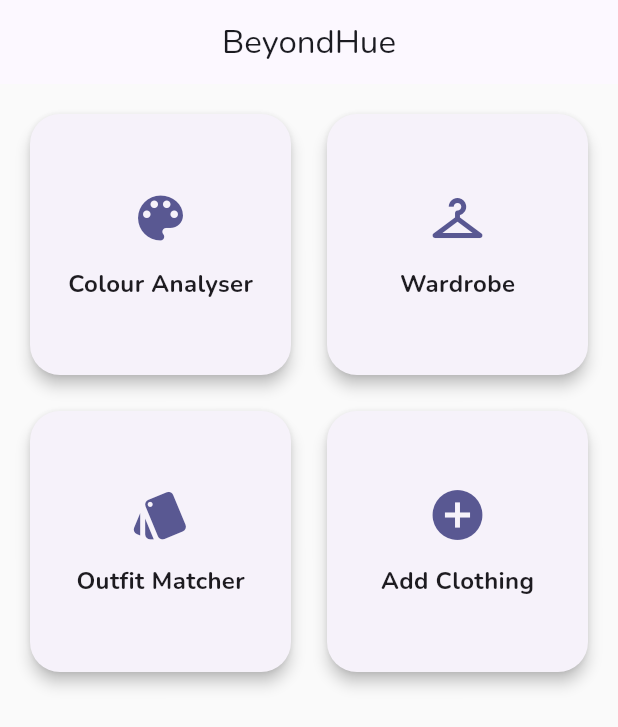
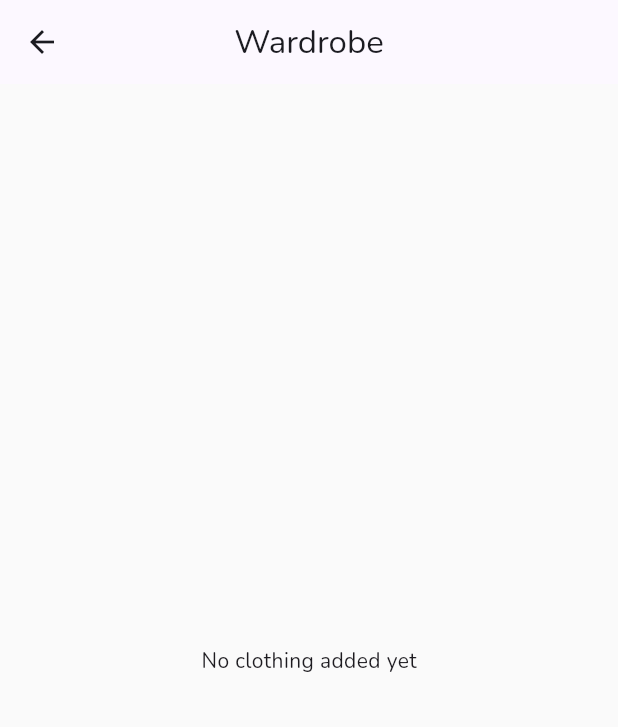
Before and after one commit to Manojkhandelwalmj/beyondhue, a Flutter app: the screen it shows after launch, after a tap on "Wardrobe", on a phone screen of 412 x 824 dp. Shown: the top 727 px of the screen. Run offline on Flutter 3.47's test engine with Material 3 defaults, Android fonts, the phone set to English and light mode, and no system bars; our stand-ins replace google_fonts, hive, hive_flutter, image_picker, palette_generator; accounts and stored records are empty.

Commit message:
latest code updated till wardrope screen

```diff
--- a/lib/screens/home_screen.dart
+++ b/lib/screens/home_screen.dart
@@ -1,5 +1,6 @@
 import 'package:flutter/material.dart';
 import 'colour_analyser/colour_analyser_screen.dart';
+import 'wardrobe/wardrobe_screen.dart';
 
 class HomeScreen extends StatelessWidget {
   const HomeScreen({super.key});
@@ -79,7 +80,14 @@ class HomeScreen extends StatelessWidget {
               context,
               "Wardrobe",
               Icons.checkroom,
-              () {},
+              () {
+  Navigator.push(
+    context,
+    MaterialPageRoute(
+      builder: (_) => const WardrobeScreen(),
+    ),
+  );
+},
             ),
 
             buildCard(
--- /dev/null
+++ b/lib/screens/wardrobe/wardrobe_screen.dart
@@ -0,0 +1,63 @@
+import 'dart:io';
+import 'package:flutter/material.dart';
+import 'package:provider/provider.dart';
+
+import '../../providers/wardrobe_provider.dart';
+import '../../models/clothing_item.dart';
+
+class WardrobeScreen extends StatelessWidget {
+  const WardrobeScreen({super.key});
+
+  @override
+  Widget build(BuildContext context) {
+    final wardrobe = context.watch<WardrobeProvider>();
+
+    final List<ClothingItem> items = wardrobe.items;
+
+    return Scaffold(
+      appBar: AppBar(
+        title: const Text("Wardrobe"),
+      ),
+      body: items.isEmpty
+          ? const Center(
+              child: Text("No clothing added yet"),
+            )
+          : GridView.builder(
+              padding: const EdgeInsets.all(16),
+              itemCount: items.length,
+              gridDelegate: const SliverGridDelegateWithFixedCrossAxisCount(
+                crossAxisCount: 2,
+                crossAxisSpacing: 16,
+                mainAxisSpacing: 16,
+              ),
+              itemBuilder: (context, index) {
+                final item = items[index];
+
+                return Card(
+                  child: Column(
+                    children: [
+                      Expanded(
+                        child: Image.file(
+                          File(item.imagePath),
+                          fit: BoxFit.cover,
+                        ),
+                      ),
+                      const SizedBox(height: 8),
+                      Text(item.clothingType),
+                      Text(
+                        item.occasion,
+                        style: const TextStyle(fontSize: 12),
+                      ),
+                      Text(
+                        "${item.colourName} (${item.hexCode})",
+                        style: const TextStyle(fontSize: 12),
+                      ),
+                      const SizedBox(height: 8),
+                    ],
+                  ),
+                );
+              },
+            ),
+    );
+  }
+}
```
Also changed, not shown: lib/screens/colour_analyser/colour_analyser_screen.dart (+23 -5 lines), 1 other file.
